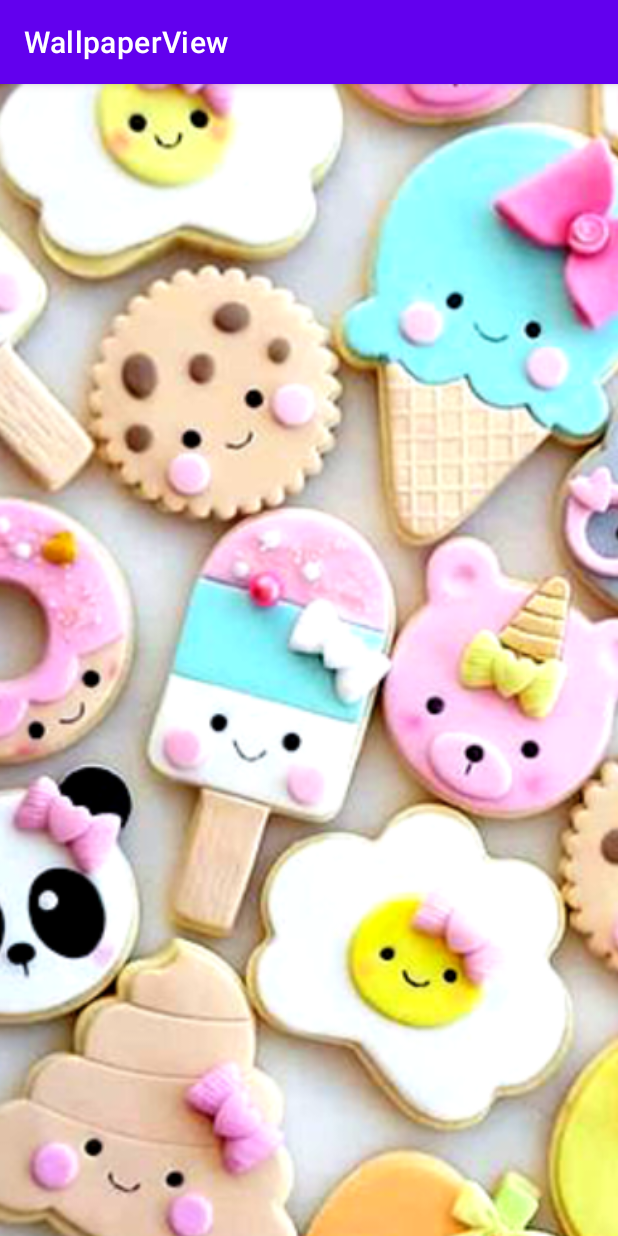
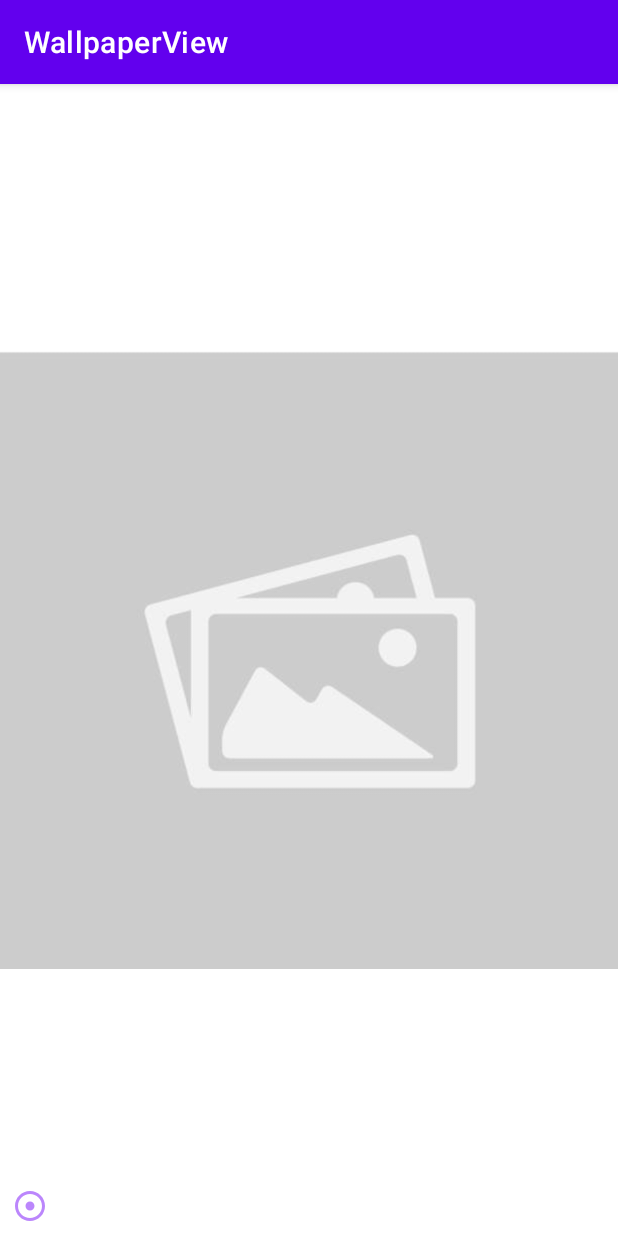
Before and after one commit to omi-72/WallpaperView_CIT, an Android app: the FullActivity screen opened directly, with no data from a screen before it, on a phone screen of 412 x 824 dp. Run offline under Robolectric (Android 15) with nearby library versions, the phone set to English and light mode, and no system bars; pictures from the network do not load.

Commit message:
Done app

```diff
--- a/app/src/main/java/com/example/wallpaperview/FullActivity.java
+++ b/app/src/main/java/com/example/wallpaperview/FullActivity.java
@@ -2,22 +2,34 @@ package com.example.wallpaperview;
 
 import androidx.appcompat.app.AppCompatActivity;
 
+import android.content.Intent;
 import android.os.Bundle;
 import android.widget.ImageView;
 import android.widget.TextView;
+
+import com.bumptech.glide.Glide;
 
 public class FullActivity extends AppCompatActivity {
 
     public ImageView imageView;
     public TextView nameText;
+    Intent intent;
 
     @Override
     protected void onCreate(Bundle savedInstanceState) {
         super.onCreate(savedInstanceState);
         setContentView(R.layout.activity_full);
+        intent= getIntent();
 
         imageView= findViewById(R.id.wallpaper);
         nameText= findViewById(R.id.wallName);
 
+        String name= intent.getStringExtra("name");
+        String url = intent.getStringExtra("url");
+
+        nameText.setText(name);
+
+      Glide.with(FullActivity.this).load(url).placeholder(R.drawable.placeholder).into(imageView);
+
     }
 }
--- a/app/src/main/res/layout/activity_full.xml
+++ b/app/src/main/res/layout/activity_full.xml
@@ -8,13 +8,12 @@
 
     <ImageView
         android:id="@+id/wallpaper"
-        android:scaleType="centerCrop"
-        app:layout_constraintDimensionRatio="1:2"
+        android:scaleType="fitCenter"
         android:src="@drawable/cute"
         app:layout_constraintStart_toStartOf="parent"
         app:layout_constraintTop_toTopOf="parent"
         android:layout_width="wrap_content"
-        android:layout_height="0dp"/>
+        android:layout_height="match_parent"/>
 
     <TextView
         android:id="@+id/wallName"
```
Also changed, not shown: app/src/main/java/com/example/wallpaperview/WallpaperAdapter.java (+9 -1 lines).
